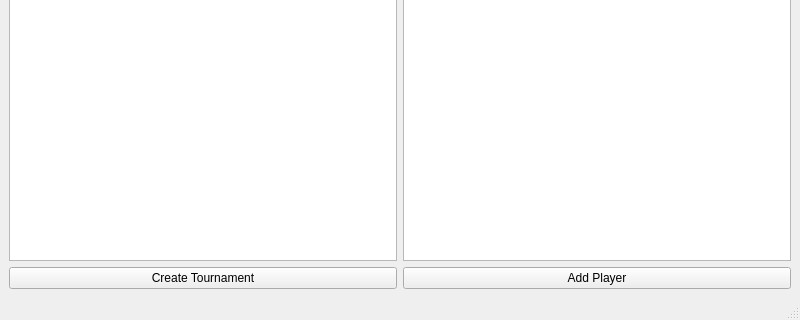
ZybsBaggins/PokerTurney, file src/mainwindow.ui: the form before one commit; both pictures show x 0 to 800 and y 180 to 500 of the 800 by 500 pixel window.
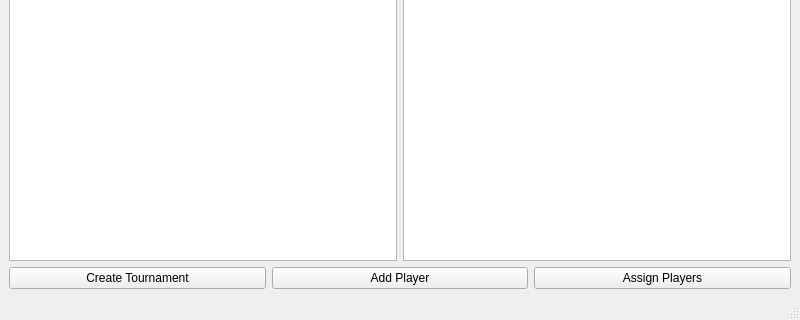
The form after the commit.

Patch:
```diff
--- a/src/mainwindow.ui
+++ b/src/mainwindow.ui
@@ -45,6 +45,13 @@
         </property>
        </widget>
       </item>
+        <item>
+        <widget class="QPushButton" name="assignPlayersButton">
+        <property name="text">
+        <string>Assign Players</string>
+        </property>
+        </widget>
+    </item>
      </layout>
     </item>
    </layout>
```
